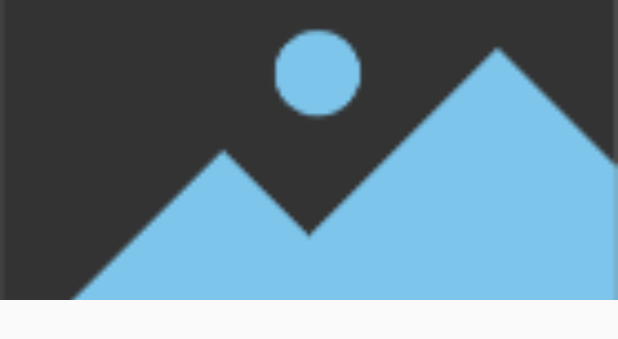
After one commit to MrShuHong/kotlin-WanAndroid, an Android app: the layout home_banner_layout.xml on its own in the app's theme, with its tools: preview values and no code run, on a phone screen of 412 x 824 dp. The commit adds this screen. Shown: the top 339 px of the screen. Run offline under Robolectric (Android 15) with nearby library versions, the phone set to English and light mode, and no system bars.

Commit message:
提交首页列表 添加header banner

```diff
--- a/app/src/main/java/com/example/wan/base/BaseActivity.kt
+++ b/app/src/main/java/com/example/wan/base/BaseActivity.kt
@@ -2,6 +2,7 @@ package com.example.wan.base
 
 import android.os.Bundle
 import androidx.appcompat.app.AppCompatActivity
+import io.reactivex.disposables.CompositeDisposable
 
 
 /**
@@ -10,6 +11,8 @@ import androidx.appcompat.app.AppCompatActivity
  * Description:
  */
 abstract class BaseActivity : AppCompatActivity() {
+
+    public  var  compositeDisposable: CompositeDisposable = CompositeDisposable()
 
     override fun onCreate(savedInstanceState: Bundle?) {
         super.onCreate(savedInstanceState)
--- a/app/src/main/java/com/example/wan/home/bean/Data.kt
+++ b/app/src/main/java/com/example/wan/home/bean/Data.kt
@@ -7,5 +7,5 @@ data class Data(
     var pageCount: Int,
     var curPage: Int,
     var over: Boolean,
-    var datas: List<ArticleItem>?
+    var datas: MutableList<ArticleItem>?
 )
--- /dev/null
+++ b/app/src/main/res/layout/home_banner_layout.xml
@@ -0,0 +1,28 @@
+<?xml version="1.0" encoding="utf-8"?>
+<RelativeLayout xmlns:android="http://schemas.android.com/apk/res/android"
+    xmlns:tools="http://schemas.android.com/tools"
+    android:layout_width="match_parent"
+    android:layout_height="200dp"
+    android:orientation="vertical">
+
+    <ImageView
+        android:id="@+id/image_view"
+        android:layout_width="match_parent"
+        android:layout_height="200dp"
+        android:scaleType="centerCrop"
+        android:src="@mipmap/default_image" />
+
+    <TextView
+        android:id="@+id/content_view"
+        android:layout_width="wrap_content"
+        android:layout_height="wrap_content"
+        android:layout_alignParentBottom="true"
+        android:layout_alignParentRight="true"
+        android:paddingLeft="15dp"
+        android:paddingRight="20dp"
+        android:paddingBottom="15dp"
+        android:textColor="@android:color/white"
+        tools:text="title"
+        android:visibility="gone"
+        android:textSize="18dp" />
+</RelativeLayout>
```
Also changed, not shown: app/build.gradle (+6 -1 lines), app/src/main/java/com/example/wan/WanApiService.kt (+7 -1 lines), app/src/main/java/com/example/wan/WanApplication.kt (+9 -0 lines), app/src/main/java/com/example/wan/home/activity/MainActivity.kt (+142 -9 lines), app/src/main/java/com/example/wan/home/bean/Banner.kt (added, +12 -0 lines), app/src/main/java/com/example/wan/home/bean/ResultResponse.kt (added, +7 -0 lines), app/src/main/java/com/example/wan/utils/ConvertUtils.kt (added, +59 -0 lines), app/src/main/res/drawable/ic_page_indicator.xml (added, +12 -0 lines), app/src/main/res/drawable/ic_page_indicator_focused.xml (added, +12 -0 lines), app/src/main/res/layout/activity_main.xml (+14 -4 lines), app/src/main/res/mipmap-xxhdpi/default_image.png (added).
